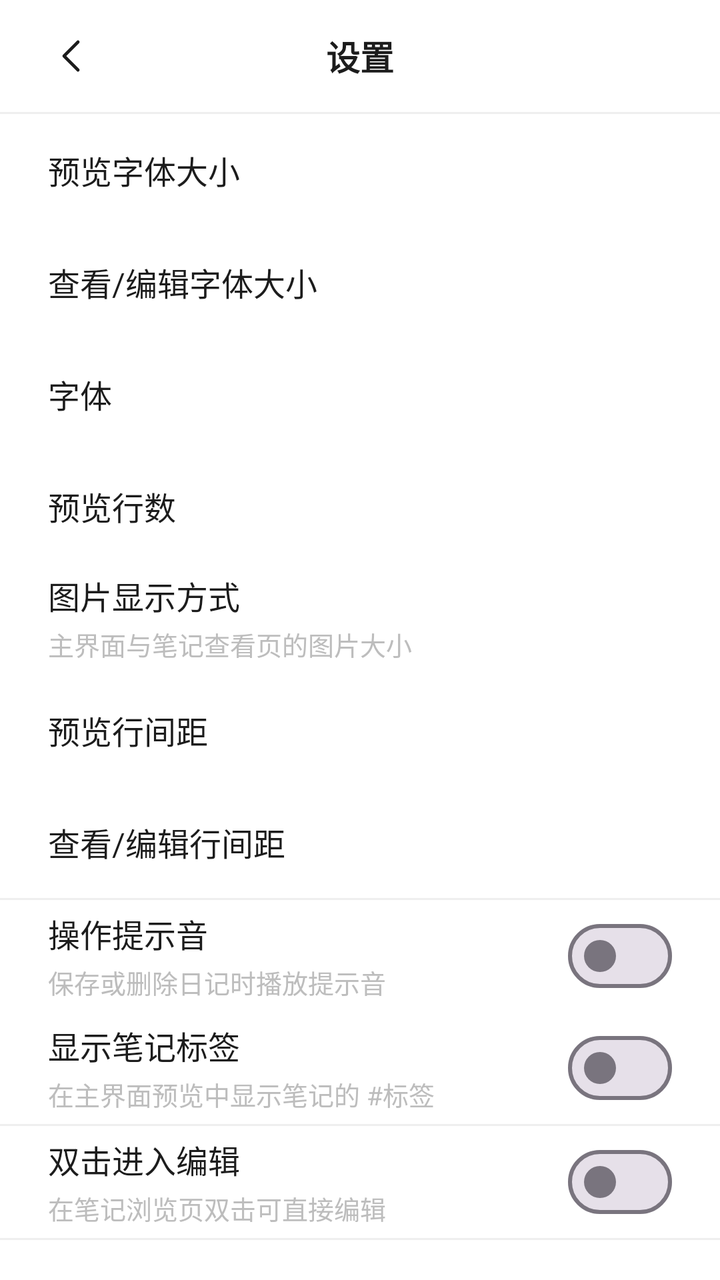
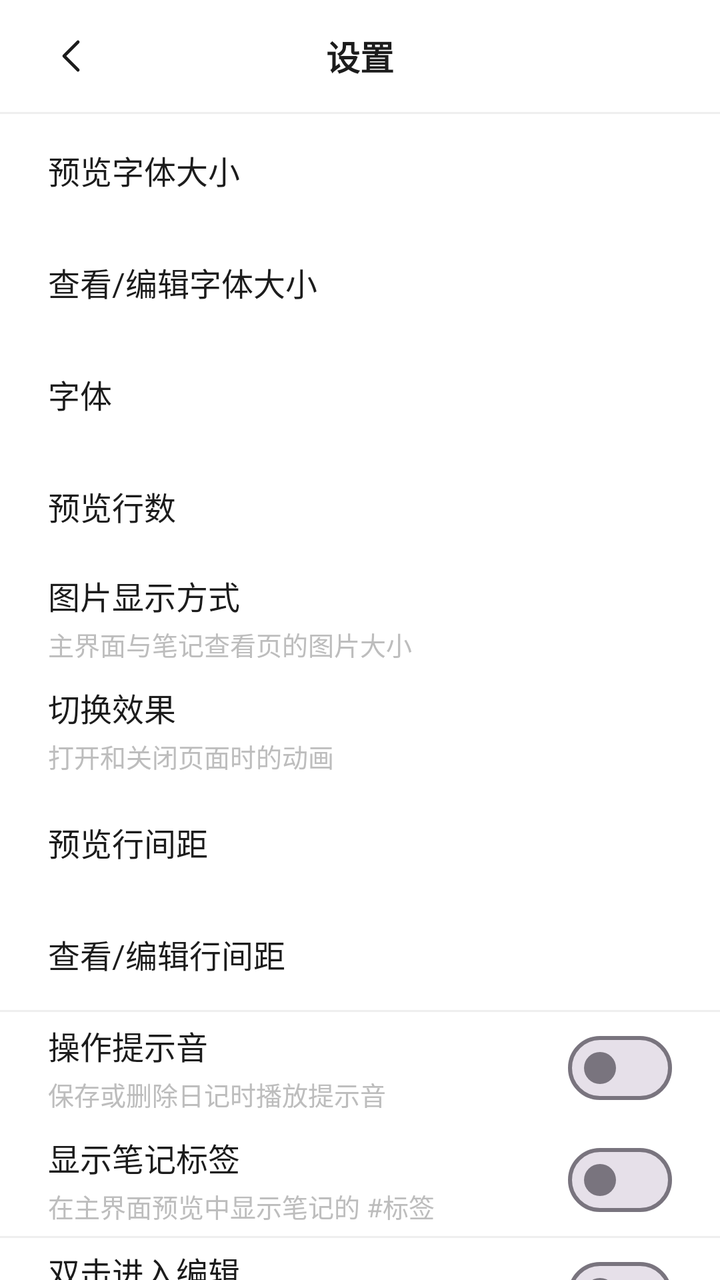

Screens rendered from an Android XML layout before and after an edit, with the pre-edit source and the edit as a unified diff.
<!-- AndroidManifest.xml: application theme Theme.WuDiary -->
<!-- res/layout/activity_settings.xml -->
<?xml version="1.0" encoding="utf-8"?>
<LinearLayout xmlns:android="http://schemas.android.com/apk/res/android"
    android:layout_width="match_parent"
    android:layout_height="match_parent"
    android:background="@color/background"
    android:orientation="vertical">

    <FrameLayout
        android:layout_width="match_parent"
        android:layout_height="56dp">

        <ImageButton
            android:id="@+id/btnBack"
            android:layout_width="48dp"
            android:layout_height="48dp"
            android:layout_gravity="start|center_vertical"
            android:layout_marginStart="12dp"
            android:background="?attr/selectableItemBackgroundBorderless"
            android:contentDescription="@string/back"
            android:scaleType="centerInside"
            android:src="@drawable/ic_chevron_left" />

        <TextView
            android:layout_width="wrap_content"
            android:layout_height="wrap_content"
            android:layout_gravity="center"
            android:text="@string/settings"
            android:textColor="@color/text_primary"
            android:textSize="17sp"
            android:textStyle="bold" />
    </FrameLayout>

    <View
        android:layout_width="match_parent"
        android:layout_height="1dp"
        android:background="@color/divider" />

    <LinearLayout
        android:id="@+id/rowFontSize"
        android:layout_width="match_parent"
        android:layout_height="56dp"
        android:background="?attr/selectableItemBackground"
        android:clickable="true"
        android:focusable="true"
        android:gravity="center_vertical"
        android:orientation="horizontal"
        android:paddingHorizontal="24dp">

        <TextView
            android:layout_width="0dp"
            android:layout_height="wrap_content"
            android:layout_weight="1"
            android:text="@string/font_size"
            android:textColor="@color/text_primary"
            android:textSize="16sp" />

        <TextView
            android:id="@+id/textFontValue"
            android:layout_width="wrap_content"
            android:layout_height="wrap_content"
            android:textColor="@color/text_secondary"
            android:textSize="15sp" />
    </LinearLayout>

    <LinearLayout
        android:id="@+id/rowReadingFontSize"
        android:layout_width="match_parent"
        android:layout_height="56dp"
        android:background="?attr/selectableItemBackground"
        android:clickable="true"
        android:focusable="true"
        android:gravity="center_vertical"
        android:orientation="horizontal"
        android:paddingHorizontal="24dp">

        <TextView
            android:layout_width="0dp"
            android:layout_height="wrap_content"
            android:layout_weight="1"
            android:text="@string/reading_font_size"
            android:textColor="@color/text_primary"
            android:textSize="16sp" />

        <TextView
            android:id="@+id/textReadingFontValue"
            android:layout_width="wrap_content"
            android:layout_height="wrap_content"
            android:textColor="@color/text_secondary"
            android:textSize="15sp" />
    </LinearLayout>

    <LinearLayout
        android:id="@+id/rowFontFamily"
        android:layout_width="match_parent"
        android:layout_height="56dp"
        android:background="?attr/selectableItemBackground"
        android:clickable="true"
        android:focusable="true"
        android:gravity="center_vertical"
        android:orientation="horizontal"
        android:paddingHorizontal="24dp">

        <TextView
            android:layout_width="0dp"
            android:layout_height="wrap_content"
            android:layout_weight="1"
            android:text="@string/font_family"
            android:textColor="@color/text_primary"
            android:textSize="16sp" />

        <TextView
            android:id="@+id/textFontFamilyValue"
            android:layout_width="wrap_content"
            android:layout_height="wrap_content"
            android:textColor="@color/text_secondary"
            android:textSize="15sp" />
    </LinearLayout>

    <LinearLayout
        android:id="@+id/rowPreviewLines"
        android:layout_width="match_parent"
        android:layout_height="56dp"
        android:background="?attr/selectableItemBackground"
        android:clickable="true"
        android:focusable="true"
        android:gravity="center_vertical"
        android:orientation="horizontal"
        android:paddingHorizontal="24dp">

        <TextView
            android:layout_width="0dp"
            android:layout_height="wrap_content"
            android:layout_weight="1"
            android:text="@string/preview_lines"
            android:textColor="@color/text_primary"
            android:textSize="16sp" />

        <TextView
            android:id="@+id/textPreviewValue"
            android:layout_width="wrap_content"
            android:layout_height="wrap_content"
            android:textColor="@color/text_secondary"
            android:textSize="15sp" />
    </LinearLayout>

    <LinearLayout
        android:id="@+id/rowImageStyle"
        android:layout_width="match_parent"
        android:layout_height="56dp"
        android:background="?attr/selectableItemBackground"
        android:clickable="true"
        android:focusable="true"
        android:gravity="center_vertical"
        android:orientation="horizontal"
        android:paddingHorizontal="24dp">

        <LinearLayout
            android:layout_width="0dp"
            android:layout_height="wrap_content"
            android:layout_weight="1"
            android:orientation="vertical">

            <TextView
                android:layout_width="wrap_content"
                android:layout_height="wrap_content"
                android:text="@string/image_style"
                android:textColor="@color/text_primary"
                android:textSize="16sp" />

            <TextView
                android:layout_width="wrap_content"
                android:layout_height="wrap_content"
                android:layout_marginTop="3dp"
                android:text="@string/image_style_desc"
                android:textColor="@color/text_secondary"
                android:textSize="13sp" />
        </LinearLayout>

        <TextView
            android:id="@+id/textImageStyleValue"
            android:layout_width="wrap_content"
            android:layout_height="wrap_content"
            android:textColor="@color/text_secondary"
            android:textSize="15sp" />
    </LinearLayout>

    <LinearLayout
        android:id="@+id/rowLineSpacing"
        android:layout_width="match_parent"
        android:layout_height="56dp"
        android:background="?attr/selectableItemBackground"
        android:clickable="true"
        android:focusable="true"
        android:gravity="center_vertical"
        android:orientation="horizontal"
        android:paddingHorizontal="24dp">

        <TextView
            android:layout_width="0dp"
            android:layout_height="wrap_content"
            android:layout_weight="1"
            android:text="@string/line_spacing"
            android:textColor="@color/text_primary"
            android:textSize="16sp" />

        <TextView
            android:id="@+id/textLineSpacingValue"
            android:layout_width="wrap_content"
            android:layout_height="wrap_content"
            android:textColor="@color/text_secondary"
            android:textSize="15sp" />
    </LinearLayout>

    <LinearLayout
        android:id="@+id/rowReadingLineSpacing"
        android:layout_width="match_parent"
        android:layout_height="56dp"
        android:background="?attr/selectableItemBackground"
        android:clickable="true"
        android:focusable="true"
        android:gravity="center_vertical"
        android:orientation="horizontal"
        android:paddingHorizontal="24dp">

        <TextView
            android:layout_width="0dp"
            android:layout_height="wrap_content"
            android:layout_weight="1"
            android:text="@string/reading_line_spacing"
            android:textColor="@color/text_primary"
            android:textSize="16sp" />

        <TextView
            android:id="@+id/textReadingLineSpacingValue"
            android:layout_width="wrap_content"
            android:layout_height="wrap_content"
            android:textColor="@color/text_secondary"
            android:textSize="15sp" />
    </LinearLayout>

    <View
        android:layout_width="match_parent"
        android:layout_height="1dp"
        android:background="@color/divider" />

    <LinearLayout
        android:id="@+id/rowSound"
        android:layout_width="match_parent"
        android:layout_height="56dp"
        android:background="?attr/selectableItemBackground"
        android:clickable="true"
        android:focusable="true"
        android:gravity="center_vertical"
        android:orientation="horizontal"
        android:paddingHorizontal="24dp">

        <LinearLayout
            android:layout_width="0dp"
            android:layout_height="wrap_content"
            android:layout_weight="1"
            android:orientation="vertical">

            <TextView
                android:layout_width="wrap_content"
                android:layout_height="wrap_content"
                android:text="@string/sound_feedback"
                android:textColor="@color/text_primary"
                android:textSize="16sp" />

            <TextView
                android:layout_width="wrap_content"
                android:layout_height="wrap_content"
                android:layout_marginTop="3dp"
                android:text="@string/sound_feedback_desc"
                android:textColor="@color/text_secondary"
                android:textSize="13sp" />
        </LinearLayout>

        <com.google.android.material.materialswitch.MaterialSwitch
            android:id="@+id/switchSound"
            android:layout_width="wrap_content"
            android:layout_height="wrap_content"
            android:clickable="false"
            android:focusable="false" />
    </LinearLayout>

    <LinearLayout
        android:id="@+id/rowPreviewTags"
        android:layout_width="match_parent"
        android:layout_height="56dp"
        android:background="?attr/selectableItemBackground"
        android:clickable="true"
        android:focusable="true"
        android:gravity="center_vertical"
        android:orientation="horizontal"
        android:paddingHorizontal="24dp">

        <LinearLayout
            android:layout_width="0dp"
            android:layout_height="wrap_content"
            android:layout_weight="1"
            android:orientation="vertical">

            <TextView
                android:layout_width="wrap_content"
                android:layout_height="wrap_content"
                android:text="@string/preview_tags"
                android:textColor="@color/text_primary"
                android:textSize="16sp" />

            <TextView
                android:layout_width="wrap_content"
                android:layout_height="wrap_content"
                android:layout_marginTop="3dp"
                android:text="@string/preview_tags_desc"
                android:textColor="@color/text_secondary"
                android:textSize="13sp" />
        </LinearLayout>

        <com.google.android.material.materialswitch.MaterialSwitch
            android:id="@+id/switchPreviewTags"
            android:layout_width="wrap_content"
            android:layout_height="wrap_content"
            android:clickable="false"
            android:focusable="false" />
    </LinearLayout>

    <View
        android:layout_width="match_parent"
        android:layout_height="1dp"
        android:background="@color/divider" />

    <LinearLayout
        android:id="@+id/rowDoubleTap"
        android:layout_width="match_parent"
        android:layout_height="56dp"
        android:background="?attr/selectableItemBackground"
        android:clickable="true"
        android:focusable="true"
        android:gravity="center_vertical"
        android:orientation="horizontal"
        android:paddingHorizontal="24dp">

        <LinearLayout
            android:layout_width="0dp"
            android:layout_height="wrap_content"
            android:layout_weight="1"
            android:orientation="vertical">

            <TextView
                android:layout_width="wrap_content"
                android:layout_height="wrap_content"
                android:text="@string/double_tap_edit"
                android:textColor="@color/text_primary"
                android:textSize="16sp" />

            <TextView
                android:layout_width="wrap_content"
                android:layout_height="wrap_content"
                android:layout_marginTop="3dp"
                android:text="@string/double_tap_edit_desc"
                android:textColor="@color/text_secondary"
                android:textSize="13sp" />
        </LinearLayout>

        <com.google.android.material.materialswitch.MaterialSwitch
            android:id="@+id/switchDoubleTap"
            android:layout_width="wrap_content"
            android:layout_height="wrap_content"
            android:clickable="false"
            android:focusable="false" />
    </LinearLayout>

    <View
        android:layout_width="match_parent"
        android:layout_height="1dp"
        android:background="@color/divider" />

    <LinearLayout
        android:id="@+id/rowStorage"
        android:layout_width="match_parent"
        android:layout_height="wrap_content"
        android:background="?attr/selectableItemBackground"
        android:clickable="true"
        android:focusable="true"
        android:orientation="vertical"
        android:paddingHorizontal="24dp"
        android:paddingVertical="14dp">

        <TextView
            android:layout_width="wrap_content"
            android:layout_height="wrap_content"
            android:text="@string/storage_location"
            android:textColor="@color/text_primary"
            android:textSize="16sp" />

        <TextView
            android:layout_width="wrap_content"
            android:layout_height="wrap_content"
            android:layout_marginTop="3dp"
            android:text="@string/storage_location_desc"
            android:textColor="@color/text_secondary"
            android:textSize="13sp" />

        <TextView
            android:id="@+id/textStorageValue"
            android:layout_width="match_parent"
            android:layout_height="wrap_content"
            android:layout_marginTop="4dp"
            android:ellipsize="middle"
            android:maxLines="1"
            android:textColor="@color/text_secondary"
            android:textSize="13sp" />
    </LinearLayout>

    <View
        android:layout_width="match_parent"
        android:layout_height="1dp"
        android:background="@color/divider" />

    <LinearLayout
        android:id="@+id/rowExport"
        android:layout_width="match_parent"
        android:layout_height="wrap_content"
        android:background="?attr/selectableItemBackground"
        android:clickable="true"
        android:focusable="true"
        android:orientation="vertical"
        android:paddingHorizontal="24dp"
        android:paddingVertical="14dp">

        <TextView
            android:layout_width="wrap_content"
            android:layout_height="wrap_content"
            android:text="@string/backup_export"
            android:textColor="@color/text_primary"
            android:textSize="16sp" />

        <TextView
            android:layout_width="wrap_content"
            android:layout_height="wrap_content"
            android:layout_marginTop="3dp"
            android:text="@string/backup_export_desc"
            android:textColor="@color/text_secondary"
            android:textSize="13sp" />
    </LinearLayout>

    <View
        android:layout_width="match_parent"
        android:layout_height="1dp"
        android:background="@color/divider" />

    <LinearLayout
        android:id="@+id/rowImport"
        android:layout_width="match_parent"
        android:layout_height="wrap_content"
        android:background="?attr/selectableItemBackground"
        android:clickable="true"
        android:focusable="true"
        android:orientation="vertical"
        android:paddingHorizontal="24dp"
        android:paddingVertical="14dp">

        <TextView
            android:layout_width="wrap_content"
            android:layout_height="wrap_content"
            android:text="@string/backup_import"
            android:textColor="@color/text_primary"
            android:textSize="16sp" />

        <TextView
            android:layout_width="wrap_content"
            android:layout_height="wrap_content"
            android:layout_marginTop="3dp"
            android:text="@string/backup_import_desc"
            android:textColor="@color/text_secondary"
            android:textSize="13sp" />
    </LinearLayout>

    <View
        android:layout_width="match_parent"
        android:layout_height="1dp"
        android:background="@color/divider" />

</LinearLayout>
<!-- resources referenced by this layout -->
<resources>
  <color name="background">#FFFFFF</color>
  <color name="divider">#EFEFEF</color>
  <color name="text_primary">#1C1C1C</color>
  <color name="text_secondary">#BDBDBD</color>
  <!-- drawable ic_chevron_left (drawable) -->
  <?xml version="1.0" encoding="utf-8"?>
  <vector xmlns:android="http://schemas.android.com/apk/res/android"
      android:width="24dp"
      android:height="24dp"
      android:viewportWidth="24"
      android:viewportHeight="24">
      <path
          android:fillColor="#00000000"
          android:pathData="M15,5 L8,12 L15,19"
          android:strokeColor="#1C1C1C"
          android:strokeLineCap="round"
          android:strokeLineJoin="round"
          android:strokeWidth="1.6" />
  </vector>
  <string name="back">返回</string>
  <string name="backup_export">导出笔记</string>
  <string name="backup_export_desc">导出为 zip（Diary/notes/年-月-日.md + Diary/files）</string>
  <string name="backup_import">导入笔记</string>
  <string name="backup_import_desc">从 zip 备份中恢复笔记与图片</string>
  <string name="double_tap_edit">双击进入编辑</string>
  <string name="double_tap_edit_desc">在笔记浏览页双击可直接编辑</string>
  <string name="font_family">字体</string>
  <string name="font_size">预览字体大小</string>
  <string name="image_style">图片显示方式</string>
  <string name="image_style_desc">主界面与笔记查看页的图片大小</string>
  <string name="line_spacing">预览行间距</string>
  <string name="preview_lines">预览行数</string>
  <string name="preview_tags">显示笔记标签</string>
  <string name="preview_tags_desc">在主界面预览中显示笔记的 #标签</string>
  <string name="reading_font_size">查看/编辑字体大小</string>
  <string name="reading_line_spacing">查看/编辑行间距</string>
  <string name="settings">设置</string>
  <string name="sound_feedback">操作提示音</string>
  <string name="sound_feedback_desc">保存或删除日记时播放提示音</string>
  <string name="storage_location">笔记存储位置</string>
  <string name="storage_location_desc">笔记以 Markdown 保存到所选文件夹的 Diary/notes，图片存到 Diary/files</string>
  <style name="Theme.WuDiary" parent="Theme.Material3.Light.NoActionBar">
          <item name="colorPrimary">@color/primary</item>
          <item name="colorOnPrimary">@android:color/white</item>
          <item name="colorSurface">@color/surface</item>
          <item name="android:windowBackground">@color/background</item>
          <item name="android:statusBarColor">@color/background</item>
          <item name="android:windowLightStatusBar">true</item>
          <item name="android:navigationBarColor">@color/background</item>
          
          <item name="alertDialogTheme">@style/Theme.WuDiary.Dialog</item>
          <item name="android:alertDialogTheme">@style/Theme.WuDiary.Dialog</item>
      </style>
  <color name="primary">#1C1C1C</color>
  <color name="surface">#FFFFFF</color>
  <style name="Theme.WuDiary.Dialog" parent="Theme.MaterialComponents.Light.Dialog.Alert">
          <item name="android:windowBackground">@drawable/bg_dialog</item>
          <item name="android:backgroundDimAmount">0.3</item>
          <item name="colorPrimary">@color/primary</item>
          <item name="colorOnPrimary">@android:color/white</item>
          <item name="colorSurface">@color/surface</item>
          <item name="android:textColorPrimary">@color/text_primary</item>
          <item name="android:textColorSecondary">@color/text_secondary</item>
      </style>
  <!-- drawable bg_dialog (drawable) -->
  <?xml version="1.0" encoding="utf-8"?>
  <shape xmlns:android="http://schemas.android.com/apk/res/android"
      android:shape="rectangle">
      <solid android:color="@color/surface" />
      <corners android:radius="22dp" />
  </shape>
</resources>

<!-- the commit's change to res/layout/activity_settings.xml (unified diff, before → after) -->
@@ -185,6 +185,47 @@
     </LinearLayout>
 
     <LinearLayout
+        android:id="@+id/rowTransitionStyle"
+        android:layout_width="match_parent"
+        android:layout_height="56dp"
+        android:background="?attr/selectableItemBackground"
+        android:clickable="true"
+        android:focusable="true"
+        android:gravity="center_vertical"
+        android:orientation="horizontal"
+        android:paddingHorizontal="24dp">
+
+        <LinearLayout
+            android:layout_width="0dp"
+            android:layout_height="wrap_content"
+            android:layout_weight="1"
+            android:orientation="vertical">
+
+            <TextView
+                android:layout_width="wrap_content"
+                android:layout_height="wrap_content"
+                android:text="@string/transition_style"
+                android:textColor="@color/text_primary"
+                android:textSize="16sp" />
+
+            <TextView
+                android:layout_width="wrap_content"
+                android:layout_height="wrap_content"
+                android:layout_marginTop="3dp"
+                android:text="@string/transition_style_desc"
+                android:textColor="@color/text_secondary"
+                android:textSize="13sp" />
+        </LinearLayout>
+
+        <TextView
+            android:id="@+id/textTransitionStyleValue"
+            android:layout_width="wrap_content"
+            android:layout_height="wrap_content"
+            android:textColor="@color/text_secondary"
+            android:textSize="15sp" />
+    </LinearLayout>
+
+    <LinearLayout
         android:id="@+id/rowLineSpacing"
         android:layout_width="match_parent"
         android:layout_height="56dp"
<!-- resource entries referenced after the edit -->
@@ -41,6 +41,8 @@
   <string name="sound_feedback_desc">保存或删除日记时播放提示音</string>
   <string name="storage_location">笔记存储位置</string>
   <string name="storage_location_desc">笔记以 Markdown 保存到所选文件夹的 Diary/notes，图片存到 Diary/files</string>
+  <string name="transition_style">切换效果</string>
+  <string name="transition_style_desc">打开和关闭页面时的动画</string>
   <style name="Theme.WuDiary" parent="Theme.Material3.Light.NoActionBar">
           <item name="colorPrimary">@color/primary</item>
           <item name="colorOnPrimary">@android:color/white</item>
